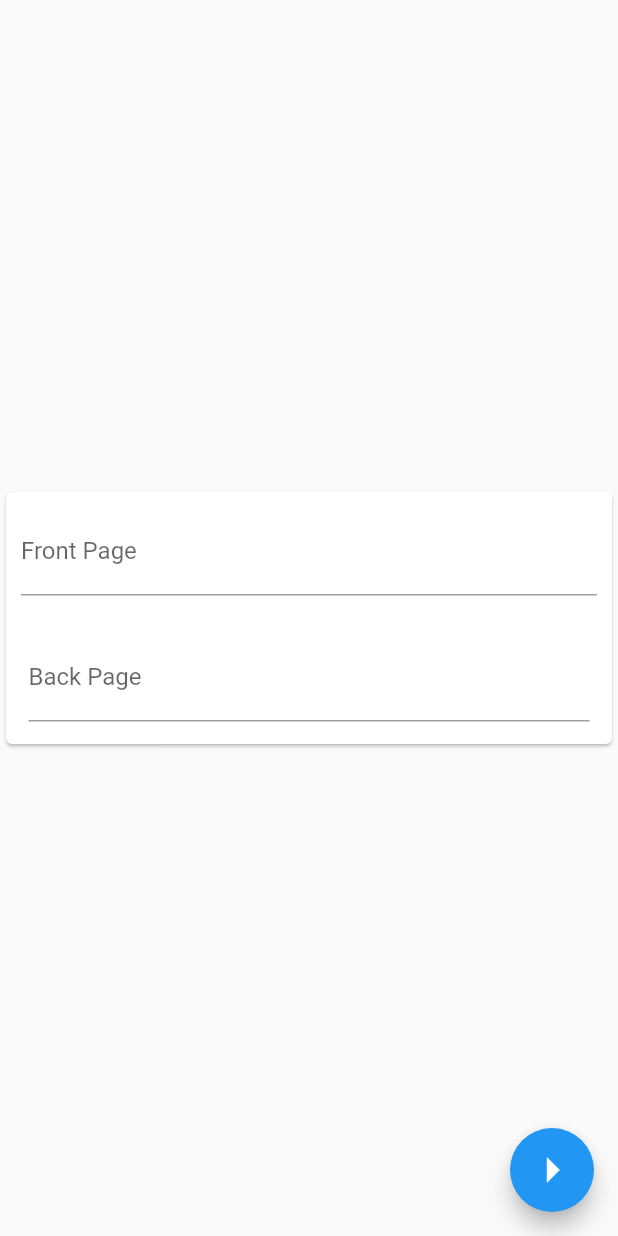
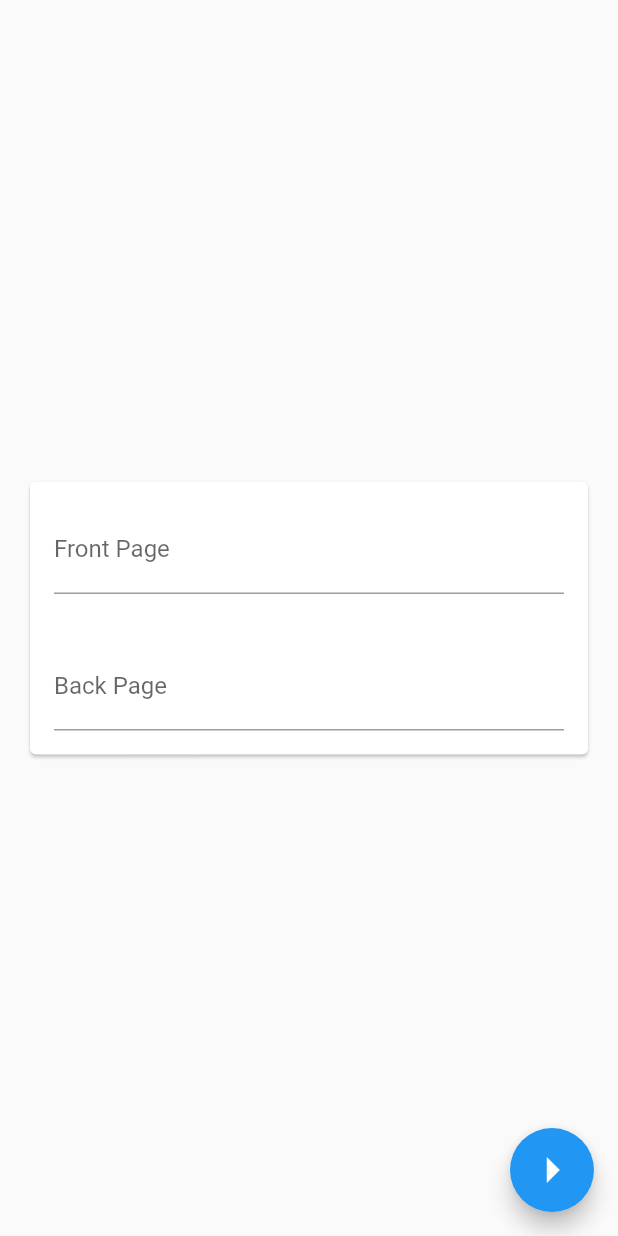
Before and after one commit to Matheovi/flashcardsFlutter, a Flutter app: the NewFlashcardScreen screen opened by its route, on a phone screen of 412 x 824 dp. Run offline on Flutter 3.47's test engine with Material 2 defaults, Android fonts, the phone set to English and light mode, and no system bars; our stand-ins replace flutter_riverpod.

Commit message:
Increased card and textfields padding

```diff
--- a/lib/features/new_flashcard/new_flashcard_screen.dart
+++ b/lib/features/new_flashcard/new_flashcard_screen.dart
@@ -14,12 +14,14 @@ class NewFlashcardScreen extends StatelessWidget {
   Widget build(BuildContext context) {
     return  Scaffold(
       body: Center(
+        child: Padding(
+          padding: const EdgeInsets.all(16.0),
           child: Card(
             child: Column(
               mainAxisSize: MainAxisSize.min,
               children: [
                 Padding(
-                padding: const EdgeInsets.all(10.0),
+                  padding: const EdgeInsets.all(16.0),
                   child: TextField(
                     keyboardType: TextInputType.multiline,
                     maxLines: null,
@@ -30,7 +32,7 @@ class NewFlashcardScreen extends StatelessWidget {
                   ),
                 ),
                 Padding(
-                padding: const EdgeInsets.all(15.0),
+                  padding: const EdgeInsets.all(16.0),
                   child: TextField(
                     keyboardType: TextInputType.multiline,
                     maxLines: null,
@@ -44,6 +46,7 @@ class NewFlashcardScreen extends StatelessWidget {
             ),
           ),
         ),
+      ),
       floatingActionButton: FloatingActionButton(
         onPressed: ()=>{navigateBack(context)},
         backgroundColor: Colors.blue,
```
Lines whose indentation alone changed are shown as unchanged.
